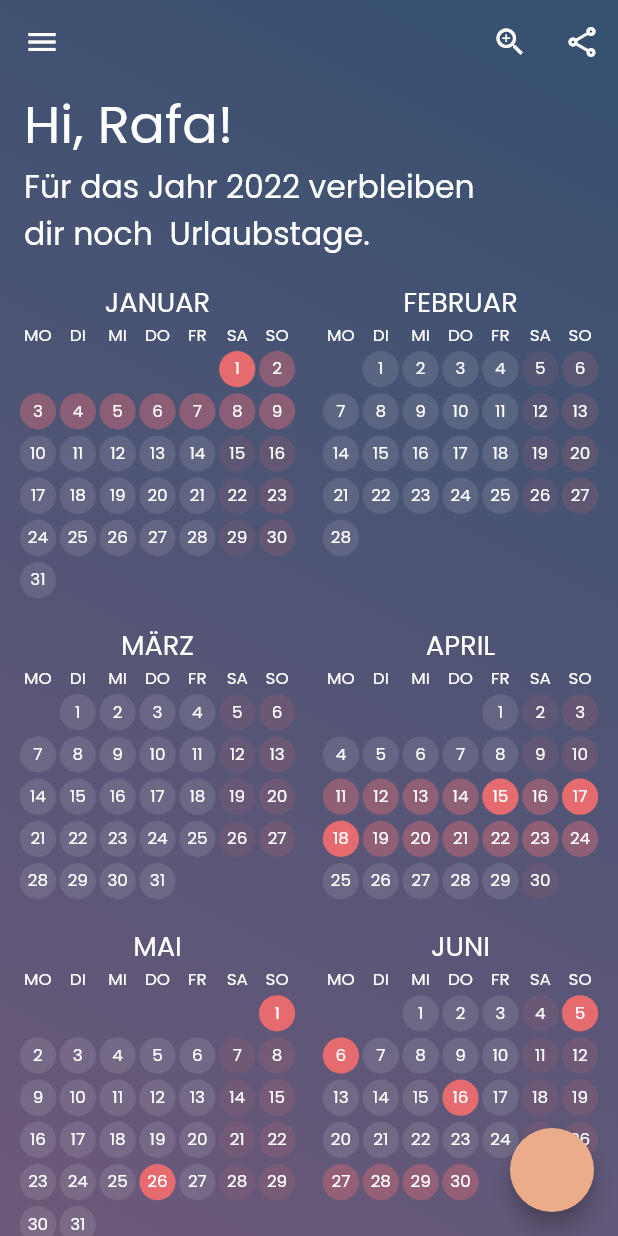
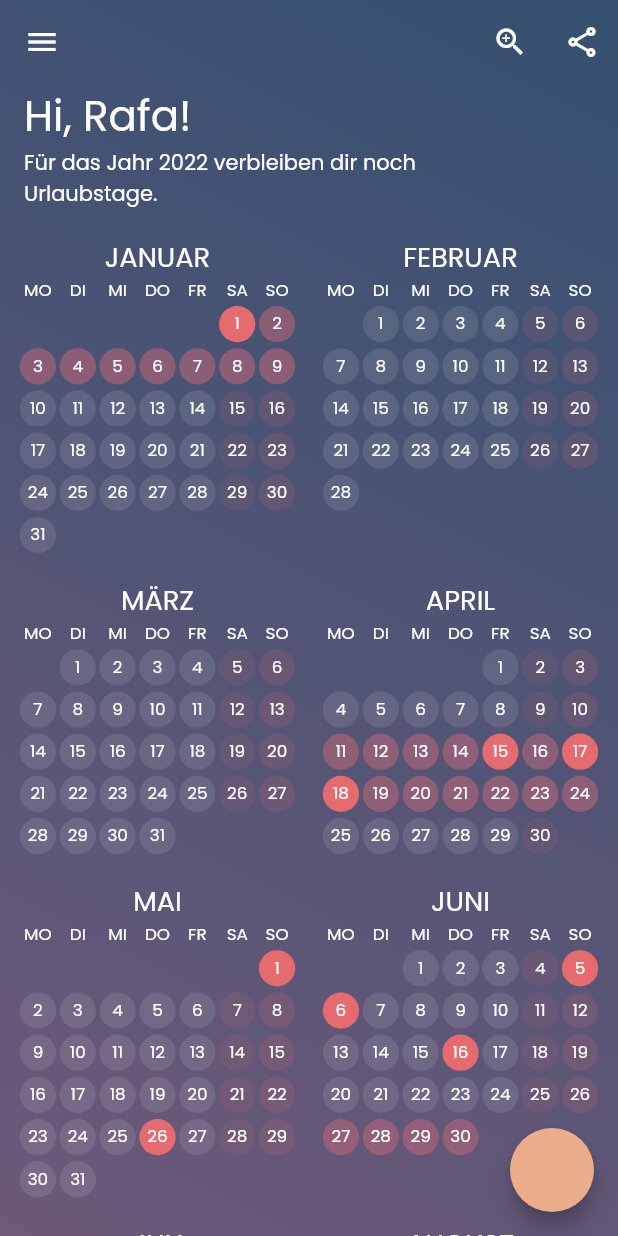
Before and after one commit to RootITUp/vacationplanner, a Flutter app: the screen it shows after launch, on a phone screen of 412 x 824 dp. Run offline on Flutter 3.47's test engine with Material 2 defaults, Android fonts, the phone set to English and light mode, and no system bars; drawn by our look-alikes of auto_size_text; our stand-ins replace equatable, flutter_bloc; missing offline and left inert: global_configuration.

Commit message:
[~] theme tweeks [+] added app icon

```diff
--- a/lib/main.dart
+++ b/lib/main.dart
@@ -1,3 +1,4 @@
+import 'package:auto_size_text/auto_size_text.dart';
 import 'package:flutter/material.dart';
 import 'package:flutter_bloc/flutter_bloc.dart';
 import 'package:flutter_localizations/flutter_localizations.dart';
@@ -6,6 +7,7 @@ import 'package:intl/date_symbol_data_local.dart';
 import 'package:provider/provider.dart';
 import 'package:vacation_planner/blocs/vacation/vacation_bloc.dart';
 import 'package:vacation_planner/blocs/vacation/vacation_state.dart';
+import 'package:vacation_planner/consts/leave_type.dart';
 import 'package:vacation_planner/consts/states.dart';
 import 'package:vacation_planner/repositories/vacation_repository.dart';
 import 'package:vacation_planner/theme_provider.dart';
@@ -101,6 +103,9 @@ class _MyHomePageState extends State<MyHomePage> {
       child:
           BlocBuilder<VacationCubit, VacationState>(builder: (context, state) {
         if (state is VacationLoadSuccess) {
+          var leaveListOnlyPaid = state.leaveList
+              .where((element) => element.type == LeaveType.paidLeave);
+
           return Container(
             decoration: BoxDecoration(
               gradient: LinearGradient(
@@ -131,7 +136,7 @@ class _MyHomePageState extends State<MyHomePage> {
                         backgroundColor:
                             (Provider.of<ThemeProvider>(context).themeMode ==
                                     ThemeMode.dark)
-                                ? const Color(0xffeaac8b)
+                                ? const Color(0xFF355070)
                                 : Colors.white,
                         title: const Text("Konfiguration"),
                         children: [
@@ -160,20 +165,20 @@ class _MyHomePageState extends State<MyHomePage> {
                                           decoration: const InputDecoration(
                                             border: OutlineInputBorder(
                                                 borderSide: BorderSide(
-                                              color: Color(0xFF6d597a),
+                                              color: Color(0xffeaac8b),
                                             )),
                                             enabledBorder: OutlineInputBorder(
                                               borderSide: BorderSide(
-                                                  color: Color(0xFF6d597a)),
+                                                  color: Color(0xffeaac8b)),
                                             ),
                                             focusedBorder: OutlineInputBorder(
                                               borderSide: BorderSide(
-                                                  color: Color(0xFF6d597a)),
+                                                  color: Color(0xffeaac8b)),
                                             ),
-                                            focusColor: Color(0xFF6d597a),
-                                            hoverColor: Color(0xFF6d597a),
+                                            focusColor: Color(0xffeaac8b),
+                                            hoverColor: Color(0xffeaac8b),
                                             labelStyle: TextStyle(
-                                                color: Color(0xFF6d597a)),
+                                                color: Color(0xffeaac8b)),
                                             label: Text("Urlaubstage"),
                                           ),
                                           onSaved: (newValue) => setState(() {
@@ -196,20 +201,20 @@ class _MyHomePageState extends State<MyHomePage> {
                                           decoration: const InputDecoration(
                                             border: OutlineInputBorder(
                                                 borderSide: BorderSide(
-                                              color: Color(0xFF6d597a),
+                                              color: Color(0xffeaac8b),
                                             )),
                                             enabledBorder: OutlineInputBorder(
                                               borderSide: BorderSide(
-                                                  color: Color(0xFF6d597a)),
+                                                  color: Color(0xffeaac8b)),
                                             ),
                                             focusedBorder: OutlineInputBorder(
                                               borderSide: BorderSide(
-                                                  color: Color(0xFF6d597a)),
+                                                  color: Color(0xffeaac8b)),
                                             ),
-                                            focusColor: Color(0xFF6d597a),
-                                            hoverColor: Color(0xFF6d597a),
+                                            focusColor: Color(0xffeaac8b),
+                                            hoverColor: Color(0xffeaac8b),
                                             labelStyle: TextStyle(
-                                                color: Color(0xFF6d597a)),
+                                                color: Color(0xffeaac8b)),
                                             label: Text("Rest-Urlaubstage"),
                                           ),
                                           validator: (value) {
@@ -260,7 +265,7 @@ class _MyHomePageState extends State<MyHomePage> {
                 },
                 child: Text(
                   (GlobalConfiguration().getValue("maxLeaveDays") -
-                          state.leaveList.length)
+                          leaveListOnlyPaid.length)
                       .toString(),
                   textScaleFactor: 2,
                   style: TextStyle(
@@ -449,7 +454,7 @@ class _MyHomePageState extends State<MyHomePage> {
                                 : Colors.black),
                       )
                     ],
-                    expandedHeight: 180,
+                    expandedHeight: 150,
                     //floating: true,
                     primary: true,
                     shape: const RoundedRectangleBorder(
@@ -461,26 +466,30 @@ class _MyHomePageState extends State<MyHomePage> {
                     flexibleSpace: FlexibleSpaceBar(
                       background: Column(
                           crossAxisAlignment: CrossAxisAlignment.start,
+                          mainAxisAlignment: MainAxisAlignment.start,
+                          mainAxisSize: MainAxisSize.min,
                           children: [
-                            const Padding(
+                            Padding(
                               padding: EdgeInsets.only(
                                   left: 16, top: kToolbarHeight),
                               child: Text(
                                 "Hi, Rafa!",
-                                textScaleFactor: 2.5,
+                                textScaleFactor: 2,
+                                maxLines: 1,
                               ),
                             ),
                             Padding(
                               padding:
                                   const EdgeInsets.only(left: 16, right: 64),
-                              child: Text(
+                              child: AutoSizeText(
                                 "Für das Jahr 2022 verbleiben dir noch " +
                                     (GlobalConfiguration()
                                                 .getValue("maxLeaveDays") -
-                                            state.leaveList.length)
+                                            leaveListOnlyPaid.length)
                                         .toString() +
                                     " Urlaubstage.",
-                                textScaleFactor: 1.5,
+                                maxLines: 2,
+                                textScaleFactor: 1.2,
                               ),
                             ),
                           ]),
--- a/lib/theme_provider.dart
+++ b/lib/theme_provider.dart
@@ -16,21 +16,27 @@ class MyThemes {
   static final darkTheme = ThemeData(
     fontFamily: 'Poppins',
     scaffoldBackgroundColor: Colors.transparent,
-    unselectedWidgetColor: Color(0xFF6d597a),
+    unselectedWidgetColor: const Color(0xFF6d597a),
     checkboxTheme: CheckboxThemeData(
-      fillColor: MaterialStateProperty.all(Color(0xFF6d597a)),
+      fillColor: MaterialStateProperty.all(const Color(0xFF6d597a)),
     ),
-    hintColor: Color(0xFF6d597a),
-    colorScheme: ColorScheme.dark(),
+    textSelectionTheme: const TextSelectionThemeData(
+      selectionHandleColor: Color(0xFF6d597a),
+    ),
+    hintColor: const Color(0xffeaac8b),
+    colorScheme: const ColorScheme.dark(),
   );
 
   static final lightTheme = ThemeData(
     scaffoldBackgroundColor: Colors.transparent,
     fontFamily: 'Poppins',
-    hintColor: Color(0xFF6d597a),
+    hintColor: const Color(0xFF6d597a),
+    textSelectionTheme: const TextSelectionThemeData(
+      selectionHandleColor: Color(0xFF6d597a),
+    ),
     checkboxTheme: CheckboxThemeData(
-      fillColor: MaterialStateProperty.all(Color(0xFF6d597a)),
+      fillColor: MaterialStateProperty.all(const Color(0xFF6d597a)),
     ),
-    colorScheme: ColorScheme.light(),
+    colorScheme: const ColorScheme.light(),
   );
 }
--- a/lib/widgets/calendar_day_container.dart
+++ b/lib/widgets/calendar_day_container.dart
@@ -39,11 +39,20 @@ class _CalendarDayState extends State<CalendarDay> {
   @override
   Widget build(BuildContext context) {
     return GestureDetector(
-      onTapDown: (details) {
+      onTap: () {
         setState(() {
           context
               .read<VacationCubit>()
               .switchLeave(widget.day, LeaveType.paidLeave);
+
+          widget.updateHolidayDays();
+        });
+      },
+      onLongPress: () {
+        setState(() {
+          context
+              .read<VacationCubit>()
+              .switchLeave(widget.day, LeaveType.flexible);
 
           widget.updateHolidayDays();
         });
@@ -79,10 +88,18 @@ class _CalendarDayState extends State<CalendarDay> {
       List<SchoolVacation> schoolvacations, List<Leave> leaveList) {
     if (e.isSameDate(leaveList
         .firstWhereOrNull(
-          (element) => element.date.isSameDate(e),
+          (element) =>
+              element.date.isSameDate(e) && element.type == LeaveType.paidLeave,
         )
         ?.date)) {
-      return Color(0xffeaac8b);
+      return const Color(0xffeaac8b);
+    } else if (e.isSameDate(leaveList
+        .firstWhereOrNull(
+          (element) =>
+              element.date.isSameDate(e) && element.type == LeaveType.flexible,
+        )
+        ?.date)) {
+      return Color(0xffeaac8b).withRed(0);
     }
 
     if (widget.showHolidays) {
@@ -91,7 +108,7 @@ class _CalendarDayState extends State<CalendarDay> {
               element.date.isSameDate(e) &&
               element.stateCode == widget.states.toShortString())
           ?.date)) {
-        return Color(0xffe56b6f);
+        return const Color(0xffe56b6f);
       }
     }
 
@@ -104,18 +121,18 @@ class _CalendarDayState extends State<CalendarDay> {
 
       if (e.isDateBetween(firstWhereSchoolvacations?.startDate,
           firstWhereSchoolvacations?.endDate)) {
-        return Color(0xffb56576).withOpacity(0.6);
+        return const Color(0xffb56576).withOpacity(0.6);
       }
     }
 
     if (e.weekday == 6) {
-      return Color(0xffe56b6f).withOpacity(0.1);
+      return const Color(0xffe56b6f).withOpacity(0.1);
     } else if (e.weekday == 7) {
-      return Color(0xffe56b6f).withOpacity(0.15);
+      return const Color(0xffe56b6f).withOpacity(0.15);
     } else {
       return (Provider.of<ThemeProvider>(context).themeMode == ThemeMode.dark)
           ? Colors.white.withOpacity(0.1)
-          : Color(0xFF355070).withOpacity(0.1);
+          : const Color(0xFF355070).withOpacity(0.1);
     }
   }
 }
--- a/lib/widgets/change_theme_button.dart
+++ b/lib/widgets/change_theme_button.dart
@@ -18,7 +18,6 @@ class ChangeThemeButtonWidget extends StatelessWidget {
           onChanged: (value) {
             final provider = Provider.of<ThemeProvider>(context, listen: false);
             provider.toggleTheme(value!);
-            print("test");
           },
         ),
       ],
--- a/lib/yearly_calender_widget.dart
+++ b/lib/yearly_calender_widget.dart
@@ -66,14 +66,12 @@ class YearlyCalendar extends StatelessWidget {
                                 child: Table(children: [
                                   TableRow(
                                       children: weekdays
-                                          .map((e) => Container(
-                                                child: Center(
-                                                    child: Text(e,
-                                                        textScaleFactor:
-                                                            (numberColumns == 1)
-                                                                ? 1.0
-                                                                : 0.8)),
-                                              ))
+                                          .map((e) => Center(
+                                              child: Text(e,
+                                                  textScaleFactor:
+                                                      (numberColumns == 1)
+                                                          ? 1.0
+                                                          : 0.8)))
                                           .toList()),
                                   ...e
                                       .map((e) => TableRow(
@@ -88,7 +86,8 @@ class YearlyCalendar extends StatelessWidget {
                                                                 vertical: 4.0)
                                                             : const EdgeInsets
                                                                     .symmetric(
-                                                                vertical: 0.0),
+                                                                horizontal:
+                                                                    1.0),
                                                         child: CalendarDay(
                                                             updateHolidayDays,
                                                             state: state,
```
Also changed, not shown: pubspec.yaml (+10 -0 lines), icons/background.png (added), icons/foreground.png (added), icons/icon.png (added), pubspec.lock, 23 other files.
